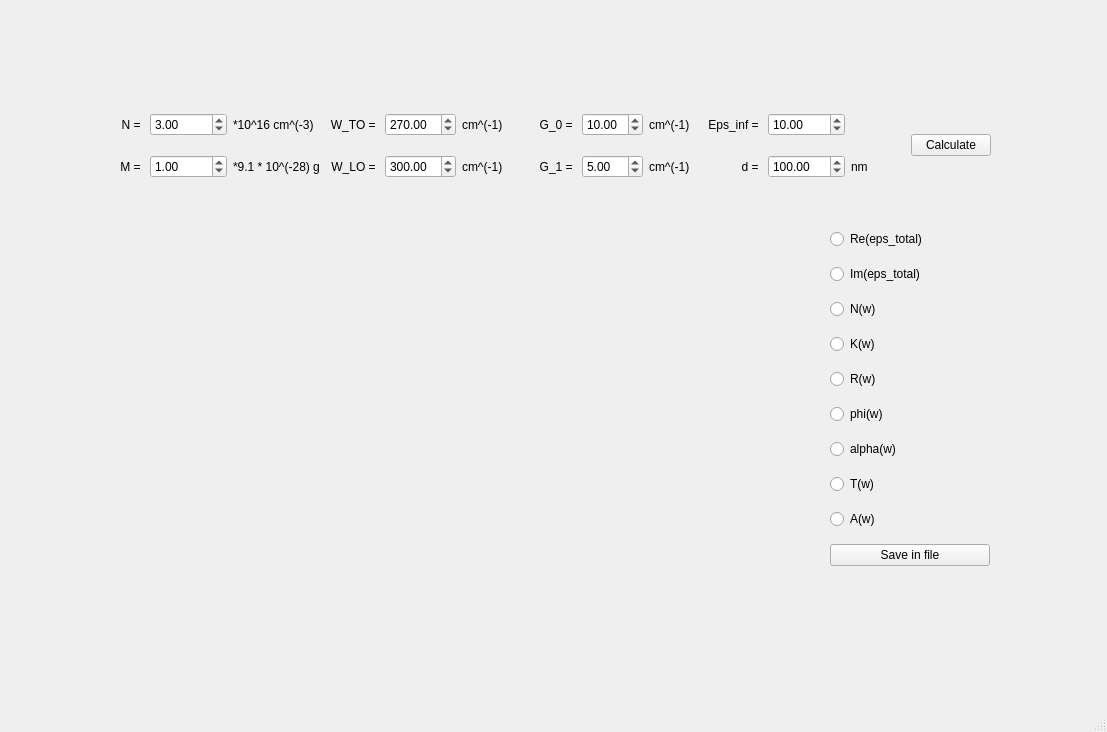
mikhail-7975/FOME_1_task_optic_properties, file interface.ui: the form before one commit.
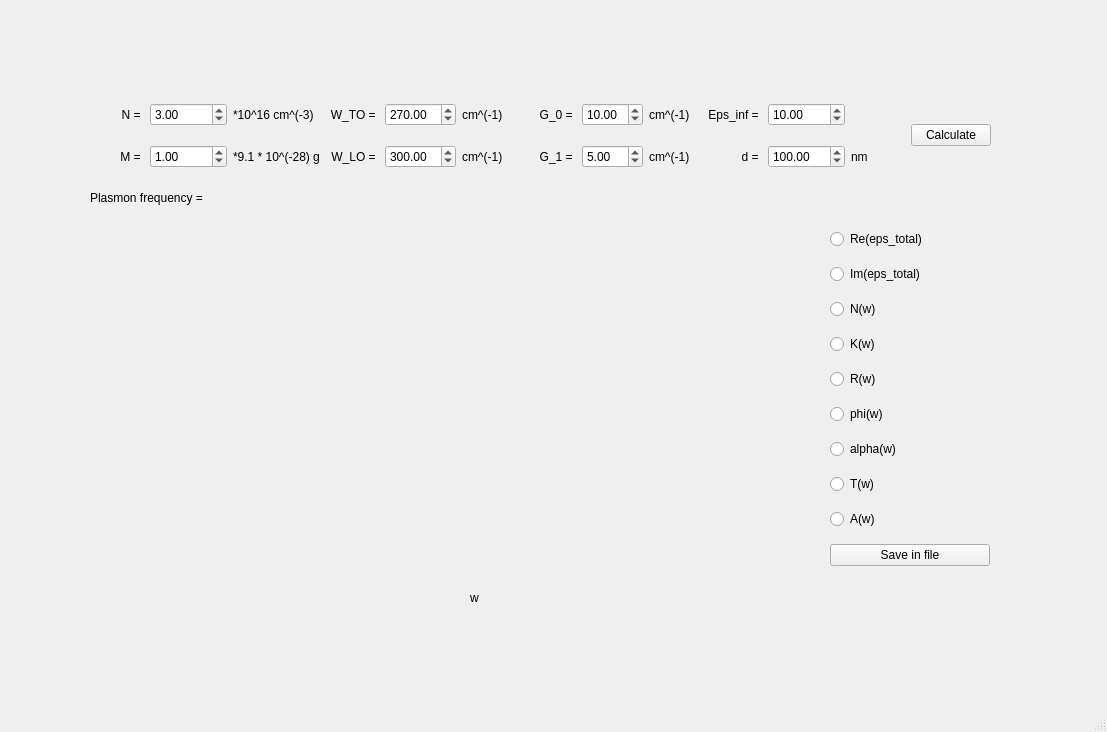
The form after the commit. Custom widgets are drawn as their Qt base class.

```diff
--- a/interface.ui
+++ b/interface.ui
@@ -110,7 +110,7 @@
     <property name="geometry">
      <rect>
       <x>90</x>
-      <y>100</y>
+      <y>90</y>
       <width>901</width>
       <height>91</height>
      </rect>
@@ -334,6 +334,45 @@
      </item>
     </layout>
    </widget>
+   <widget class="QLabel" name="label_16">
+    <property name="geometry">
+     <rect>
+      <x>470</x>
+      <y>590</y>
+      <width>55</width>
+      <height>16</height>
+     </rect>
+    </property>
+    <property name="text">
+     <string>w</string>
+    </property>
+   </widget>
+   <widget class="QLabel" name="label_17">
+    <property name="geometry">
+     <rect>
+      <x>90</x>
+      <y>190</y>
+      <width>131</width>
+      <height>16</height>
+     </rect>
+    </property>
+    <property name="text">
+     <string>Plasmon frequency = </string>
+    </property>
+   </widget>
+   <widget class="QLabel" name="showPlasmFreq_label">
+    <property name="geometry">
+     <rect>
+      <x>210</x>
+      <y>190</y>
+      <width>511</width>
+      <height>16</height>
+     </rect>
+    </property>
+    <property name="text">
+     <string/>
+    </property>
+   </widget>
   </widget>
   <widget class="QMenuBar" name="menubar">
    <property name="geometry">
```
